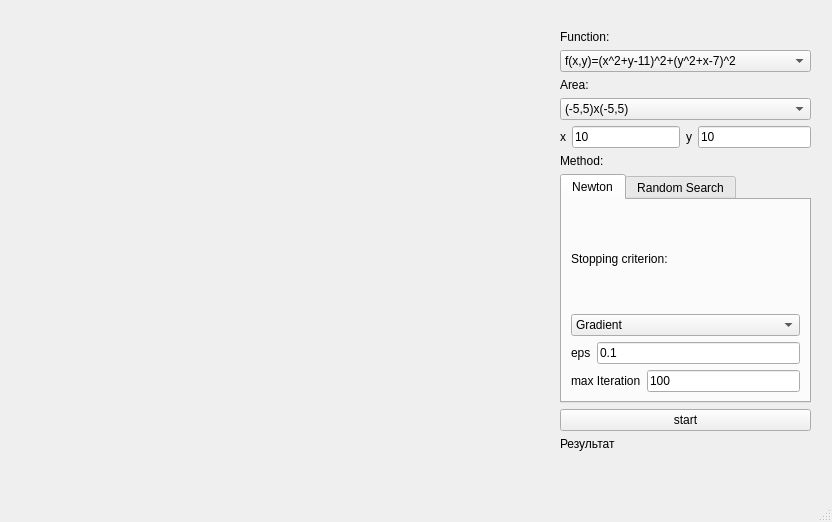
Above: mainwindow.ui from strannick-rodion/practicum_7sem before the change. Below: the same form after it.
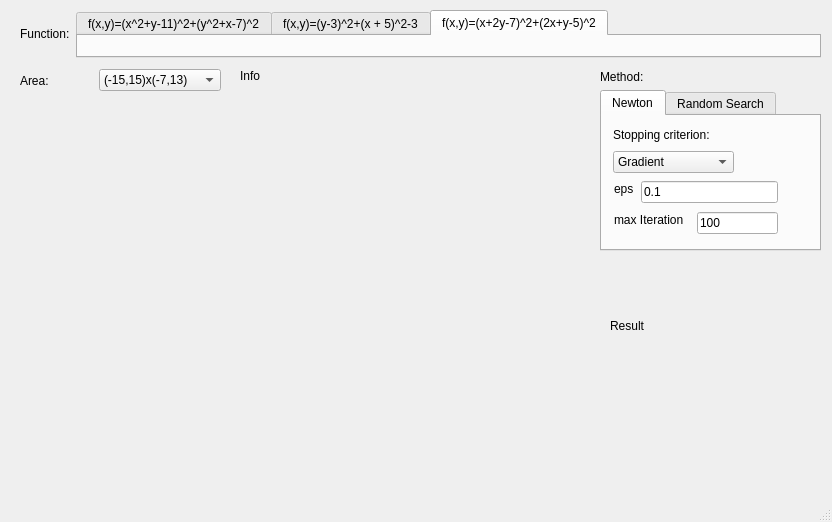
That is the form after the change. The open tabs and pages were chosen to show the change. Custom widgets are drawn as their Qt base class.

Diff of the .ui file:
```diff
--- a/mainwindow.ui
+++ b/mainwindow.ui
@@ -17,113 +17,94 @@
    <widget class="QCustomPlot" name="plot" native="true">
     <property name="geometry">
      <rect>
+      <x>30</x>
+      <y>110</y>
+      <width>551</width>
+      <height>351</height>
+     </rect>
+    </property>
+   </widget>
+   <widget class="QLabel" name="rezZn">
+    <property name="geometry">
+     <rect>
+      <x>610</x>
+      <y>260</y>
+      <width>201</width>
+      <height>131</height>
+     </rect>
+    </property>
+    <property name="text">
+     <string>Result</string>
+    </property>
+   </widget>
+   <widget class="QLabel" name="ready">
+    <property name="geometry">
+     <rect>
+      <x>240</x>
+      <y>60</y>
+      <width>281</width>
+      <height>31</height>
+     </rect>
+    </property>
+    <property name="text">
+     <string>Info</string>
+    </property>
+   </widget>
+   <widget class="QWidget" name="gridLayoutWidget">
+    <property name="geometry">
+     <rect>
       <x>20</x>
-      <y>30</y>
-      <width>531</width>
-      <height>391</height>
+      <y>10</y>
+      <width>801</width>
+      <height>48</height>
      </rect>
     </property>
-   </widget>
-   <widget class="QWidget" name="">
-    <property name="geometry">
-     <rect>
-      <x>560</x>
-      <y>30</y>
-      <width>251</width>
-      <height>421</height>
-     </rect>
-    </property>
-    <layout class="QVBoxLayout" name="verticalLayout_9">
+    <layout class="QGridLayout" name="gridLayout">
+     <item row="0" column="0">
+      <layout class="QVBoxLayout" name="verticalLayout_4">
      <item>
-      <layout class="QVBoxLayout" name="verticalLayout">
-       <item>
-        <widget class="QLabel" name="label">
+        <widget class="QLabel" name="label_17">
          <property name="text">
           <string>Function:</string>
          </property>
         </widget>
        </item>
-       <item>
-        <widget class="QComboBox" name="functionChoice">
-         <item>
-          <property name="text">
+      </layout>
+     </item>
+     <item row="0" column="1">
+      <widget class="QTabWidget" name="tabWidget_2">
+       <property name="currentIndex">
+        <number>2</number>
+       </property>
+       <widget class="QWidget" name="tab_3">
+        <attribute name="title">
            <string>f(x,y)=(x^2+y-11)^2+(y^2+x-7)^2</string>
-          </property>
-         </item>
-         <item>
-          <property name="text">
+        </attribute>
+       </widget>
+       <widget class="QWidget" name="tab_6">
+        <attribute name="title">
            <string>f(x,y)=(y-3)^2+(x + 5)^2-3</string>
-          </property>
-         </item>
-        </widget>
-       </item>
-       <item>
-        <layout class="QVBoxLayout" name="verticalLayout_2">
-         <item>
-          <widget class="QLabel" name="label_2">
-           <property name="text">
-            <string>Area:</string>
-           </property>
-          </widget>
-         </item>
-         <item>
-          <widget class="QComboBox" name="areaChoice">
-           <item>
-            <property name="text">
-             <string>(-5,5)x(-5,5)</string>
-            </property>
-           </item>
-           <item>
-            <property name="text">
-             <string>(-10,15)x(-20,20)</string>
-            </property>
-           </item>
+        </attribute>
+       </widget>
+       <widget class="QWidget" name="tab_7">
+        <attribute name="title">
+         <string>f(x,y)=(x+2y-7)^2+(2x+y-5)^2</string>
+        </attribute>
+       </widget>
           </widget>
          </item>
         </layout>
-       </item>
-       <item>
-        <layout class="QVBoxLayout" name="verticalLayout_7">
-         <item>
-          <layout class="QVBoxLayout" name="verticalLayout_6">
-           <item>
-            <layout class="QVBoxLayout" name="verticalLayout_4">
-             <item>
-              <layout class="QHBoxLayout" name="horizontalLayout_3">
-               <item>
-                <layout class="QHBoxLayout" name="horizontalLayout">
-                 <item>
-                  <widget class="QLabel" name="label_6">
-                   <property name="text">
-                    <string>x</string>
-                   </property>
-                  </widget>
-                 </item>
-                 <item>
-                  <widget class="QLineEdit" name="xZn">
-                   <property name="text">
-                    <string>10</string>
-                   </property>
-                  </widget>
-                 </item>
-                </layout>
-               </item>
-               <item>
-                <widget class="QLabel" name="label_7">
-                 <property name="text">
-                  <string>y</string>
-                 </property>
-                </widget>
-               </item>
-               <item>
-                <widget class="QLineEdit" name="yZn">
-                 <property name="text">
-                  <string>10</string>
-                 </property>
-                </widget>
-               </item>
-              </layout>
-             </item>
+   </widget>
+   <widget class="QWidget" name="">
+    <property name="geometry">
+     <rect>
+      <x>600</x>
+      <y>70</y>
+      <width>221</width>
+      <height>181</height>
+     </rect>
+    </property>
+    <layout class="QVBoxLayout" name="verticalLayout">
              <item>
               <widget class="QLabel" name="label_3">
                <property name="text">
@@ -146,16 +127,54 @@
                 <attribute name="title">
                  <string>Newton</string>
                 </attribute>
-                <layout class="QVBoxLayout" name="verticalLayout_5">
-                 <item>
                   <widget class="QLabel" name="label_4">
+         <property name="geometry">
+          <rect>
+           <x>11</x>
+           <y>11</y>
+           <width>106</width>
+           <height>16</height>
+          </rect>
+         </property>
                    <property name="text">
                     <string>Stopping criterion:</string>
                    </property>
                   </widget>
-                 </item>
-                 <item>
+        <widget class="QLabel" name="label_8">
+         <property name="geometry">
+          <rect>
+           <x>12</x>
+           <y>96</y>
+           <width>76</width>
+           <height>16</height>
+          </rect>
+         </property>
+         <property name="text">
+          <string>max Iteration</string>
+         </property>
+        </widget>
+        <widget class="QLineEdit" name="indNewton">
+         <property name="geometry">
+          <rect>
+           <x>95</x>
+           <y>96</y>
+           <width>81</width>
+           <height>22</height>
+          </rect>
+         </property>
+         <property name="text">
+          <string>100</string>
+         </property>
+        </widget>
                   <widget class="QComboBox" name="stopChoice">
+         <property name="geometry">
+          <rect>
+           <x>11</x>
+           <y>35</y>
+           <width>121</width>
+           <height>22</height>
+          </rect>
+         </property>
                    <item>
                     <property name="text">
                      <string>Gradient</string>
@@ -172,71 +191,55 @@
                     </property>
                    </item>
                   </widget>
-                 </item>
-                 <item>
-                  <layout class="QHBoxLayout" name="horizontalLayout_2">
-                   <item>
-                    <widget class="QLabel" name="label_5">
-                     <property name="text">
-                      <string>eps</string>
-                     </property>
-                    </widget>
-                   </item>
-                   <item>
                     <widget class="QLineEdit" name="epsZn">
+         <property name="geometry">
+          <rect>
+           <x>39</x>
+           <y>65</y>
+           <width>137</width>
+           <height>22</height>
+          </rect>
+         </property>
                      <property name="text">
                       <string>0.1</string>
                      </property>
                     </widget>
-                   </item>
-                  </layout>
-                 </item>
-                 <item>
-                  <layout class="QHBoxLayout" name="horizontalLayout_4">
-                   <item>
-                    <widget class="QLabel" name="label_8">
-                     <property name="text">
-                      <string>max Iteration</string>
-                     </property>
-                    </widget>
-                   </item>
-                   <item>
-                    <widget class="QLineEdit" name="indNewton">
+        <widget class="QLabel" name="label_5">
+         <property name="geometry">
+          <rect>
+           <x>12</x>
+           <y>65</y>
+           <width>20</width>
+           <height>16</height>
+          </rect>
+         </property>
                      <property name="text">
-                      <string>100</string>
-                     </property>
-                    </widget>
-                   </item>
-                  </layout>
-                 </item>
-                </layout>
+          <string>eps</string>
+         </property>
+        </widget>
                </widget>
                <widget class="QWidget" name="tab_4">
                 <attribute name="title">
                  <string>Random Search</string>
                 </attribute>
-                <widget class="QLabel" name="label_9">
+        <widget class="QWidget" name="">
                  <property name="geometry">
                   <rect>
                    <x>10</x>
                    <y>20</y>
-                   <width>141</width>
-                   <height>32</height>
-                  </rect>
-                 </property>
+           <width>181</width>
+           <height>80</height>
+          </rect>
+         </property>
+         <layout class="QVBoxLayout" name="verticalLayout_2">
+          <item>
+           <widget class="QLabel" name="label_9">
                  <property name="text">
                   <string>Stopping criterion:</string>
                  </property>
                 </widget>
-                <widget class="QWidget" name="">
-                 <property name="geometry">
-                  <rect>
-                   <x>10</x>
-                   <y>60</y>
-                   <width>161</width>
-                   <height>24</height>
-                  </rect>
-                 </property>
+          </item>
+          <item>
                  <layout class="QHBoxLayout" name="horizontalLayout_7">
                   <item>
                    <widget class="QLabel" name="label_14">
@@ -253,16 +256,8 @@
                    </widget>
                   </item>
                  </layout>
-                </widget>
-                <widget class="QWidget" name="">
-                 <property name="geometry">
-                  <rect>
-                   <x>10</x>
-                   <y>90</y>
-                   <width>166</width>
-                   <height>24</height>
-                  </rect>
-                 </property>
+          </item>
+          <item>
                  <layout class="QHBoxLayout" name="horizontalLayout_8">
                   <item>
                    <widget class="QLabel" name="label_15">
@@ -279,30 +274,63 @@
                    </widget>
                   </item>
                  </layout>
+          </item>
+         </layout>
                 </widget>
                </widget>
               </widget>
              </item>
             </layout>
-           </item>
-          </layout>
+   </widget>
+   <widget class="QWidget" name="">
+    <property name="geometry">
+     <rect>
+      <x>20</x>
+      <y>60</y>
+      <width>201</width>
+      <height>41</height>
+     </rect>
+    </property>
+    <layout class="QHBoxLayout" name="horizontalLayout_2">
+     <item>
+      <widget class="QLabel" name="label_16">
+       <property name="text">
+        <string>Area:</string>
+       </property>
+      </widget>
+     </item>
+     <item>
+      <widget class="QComboBox" name="areaf">
+       <item>
+        <property name="text">
+         <string>(-15,15)x(-7,13)</string>
+        </property>
          </item>
          <item>
-          <widget class="QPushButton" name="pushButton">
            <property name="text">
-            <string>start</string>
-           </property>
-          </widget>
-         </item>
-        </layout>
+         <string>(-10,15)x(-20,20)</string>
+        </property>
+       </item>
+       <item>
+        <property name="text">
+         <string>(-4,-4)x(4,4)</string>
+        </property>
        </item>
-      </layout>
+       <item>
+        <property name="text">
+         <string>(0,10)x(0,10)</string>
+        </property>
      </item>
      <item>
-      <widget class="QLabel" name="rezZn">
        <property name="text">
-        <string>Результат</string>
-       </property>
+         <string>(-5,-5)x(5,5)</string>
+        </property>
+       </item>
+       <item>
+        <property name="text">
+         <string>(-20,10)x(-10,20)</string>
+        </property>
+       </item>
       </widget>
      </item>
     </layout>
```
Lines whose indentation alone changed are shown as unchanged.
